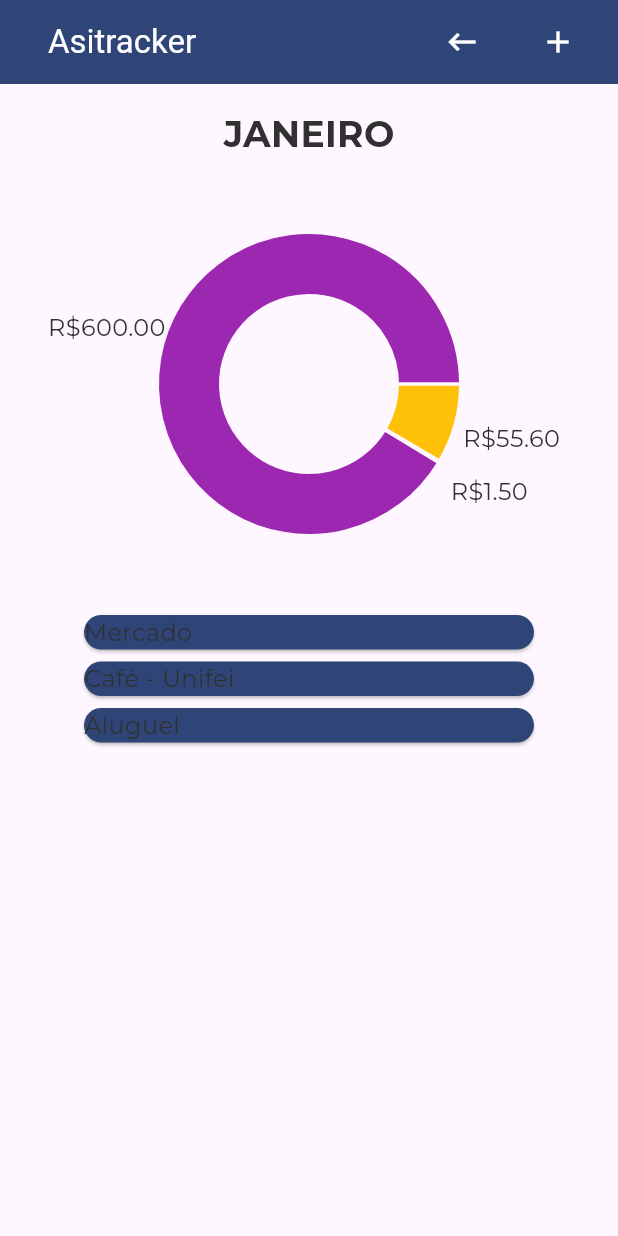
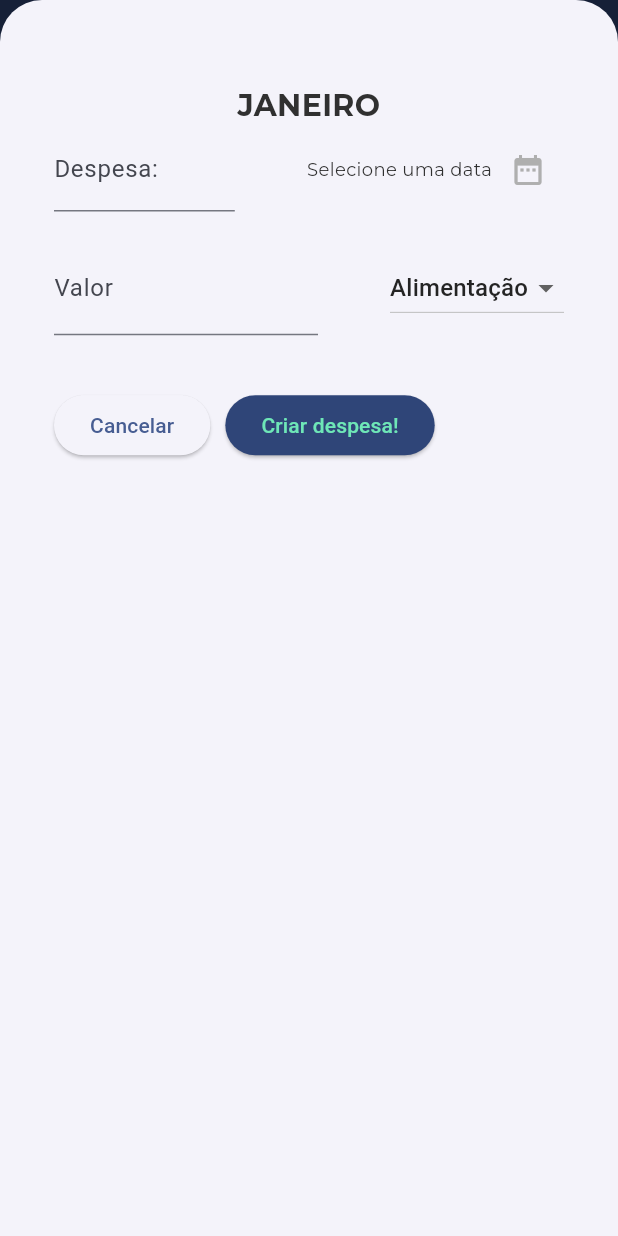
Before and after one commit to thidematos/flutteer_expenses, a Flutter app: the screen it shows after launch, after a tap on "JANEIRO", after a tap on the "add" icon, on a phone screen of 412 x 824 dp. Run offline on Flutter 3.47's test engine with Material 3 defaults, Android fonts, the phone set to English and light mode, and no system bars; drawn by our look-alikes of fl_chart; our stand-ins replace google_fonts.

Commit message:
Creating new expense done

```diff
--- a/lib/main.dart
+++ b/lib/main.dart
@@ -25,6 +25,9 @@ void main() {
         cardTheme: const CardTheme().copyWith(
           color: kColorTheme.onPrimaryContainer,
         ),
+        iconTheme: const IconThemeData().copyWith(
+          color: const Color.fromARGB(255, 175, 175, 175),
+        ),
       ),
       home: const Tracker(),
     ),
--- a/lib/models/expense.dart
+++ b/lib/models/expense.dart
@@ -1,12 +1,30 @@
 import 'package:flutter/material.dart';
+import 'package:flutter_expenses/utils/format_date.dart';
+import 'package:intl/intl.dart';
 
 List<Map<String, Object>> kCategories = [
-  {"name": 'Alimentação', "color": Colors.amber},
-  {"name": 'Transporte', "color": Colors.blue},
-  {"name": 'Café', "color": Colors.brown},
-  {"name": 'Diversão', "color": Colors.green},
-  {"name": 'Trabalho', "color": Colors.red},
-  {"name": 'Fixo', "color": Colors.purple}
+  {
+    "name": 'Alimentação',
+    "color": Colors.amber,
+    "icon": const Icon(Icons.food_bank_rounded)
+  },
+  {
+    "name": 'Transporte',
+    "color": Colors.blue,
+    "icon": const Icon(Icons.travel_explore)
+  },
+  {"name": 'Café', "color": Colors.brown, "icon": const Icon(Icons.coffee)},
+  {
+    "name": 'Diversão',
+    "color": Colors.green,
+    "icon": const Icon(Icons.party_mode)
+  },
+  {"name": 'Trabalho', "color": Colors.red, "icon": const Icon(Icons.work)},
+  {
+    "name": 'Fixo',
+    "color": Colors.purple,
+    "icon": const Icon(Icons.restart_alt_rounded)
+  }
 ];
 
 class Expense {
@@ -21,4 +39,8 @@ class Expense {
   final double amount;
   final Map<String, Object> category;
   final DateTime date;
+
+  String get formattedDate {
+    return formatDate(date);
+  }
 }
--- a/lib/tracker.dart
+++ b/lib/tracker.dart
@@ -1,5 +1,7 @@
 import 'package:flutter/material.dart';
+import 'package:flutter_expenses/models/expense.dart';
 import 'package:flutter_expenses/models/month.dart';
+import 'package:flutter_expenses/widgets/expenses/create_expense.dart';
 import 'package:flutter_expenses/widgets/expenses/expenses_screen.dart';
 import 'package:flutter_expenses/widgets/months/month_chart.dart';
 import 'package:flutter_expenses/widgets/months/month_list.dart';
@@ -41,6 +43,24 @@ class _TrackerState extends State<Tracker> {
     });
   }
 
+  void showModalExpense() {
+    showModalBottomSheet(
+      isScrollControlled: true,
+      context: context,
+      builder: (ctx) {
+        return CreateExpense(currentMonth!, newExpense);
+      },
+    );
+  }
+
+  void newExpense(Expense expense) {
+    setState(() {
+      currentMonth!.expenses.add(expense);
+      currentMonth!.finalValue =
+          currentMonth!.startValue - currentMonth!.expensesSum;
+    });
+  }
+
   @override
   Widget build(context) {
     List<Widget> actionsButtons = [];
@@ -60,7 +80,9 @@ class _TrackerState extends State<Tracker> {
         Padding(
           padding: const EdgeInsets.symmetric(horizontal: 16),
           child: IconButton(
-            onPressed: () {},
+            onPressed: () {
+              showModalExpense();
+            },
             icon: const Icon(Icons.add),
           ),
         ),
--- /dev/null
+++ b/lib/utils/format_date.dart
@@ -0,0 +1,3 @@
+String formatDate(DateTime date) {
+  return '${date.day.toString().padLeft(2, '0')}/${(date.month).toString().padLeft(2, '0')}/${date.year}';
+}
--- /dev/null
+++ b/lib/widgets/expenses/create_expense.dart
@@ -0,0 +1,221 @@
+import 'package:flutter/material.dart';
+import 'package:flutter_expenses/main.dart';
+import 'package:flutter_expenses/models/expense.dart';
+import 'package:flutter_expenses/models/month.dart';
+import 'package:flutter_expenses/utils/format_date.dart';
+
+class CreateExpense extends StatefulWidget {
+  const CreateExpense(this.currentMonth, this.onCreateExpense, {super.key});
+
+  final void Function(Expense expense) onCreateExpense;
+
+  final Month currentMonth;
+
+  @override
+  State<StatefulWidget> createState() {
+    return _CreateExpenseState();
+  }
+}
+
+class _CreateExpenseState extends State<CreateExpense> {
+  final _titleController = TextEditingController();
+  final _amountController = TextEditingController();
+  DateTime? _selectedDate;
+  String? _selectedCategory = 'Alimentação';
+
+  @override
+  void dispose() {
+    _titleController.dispose();
+    _amountController.dispose();
+    super.dispose();
+  }
+
+  void _openDatePicker() async {
+    final DateTime now = DateTime.now();
+    final DateTime firstDate = DateTime(now.year - 1, now.month, now.day);
+    final DateTime? pickedDate = await showDatePicker(
+        context: context, firstDate: firstDate, lastDate: now);
+
+    setState(() {
+      _selectedDate = pickedDate;
+    });
+  }
+
+  bool _validateInputs() {
+    bool status = true;
+    if (_titleController.text.isEmpty ||
+        _amountController.text.isEmpty ||
+        _selectedDate == null ||
+        _selectedCategory == null) {
+      status = !status;
+    }
+
+    return status;
+  }
+
+  void _showErrorMessage() {
+    showDialog(
+      context: context,
+      builder: (ctx) {
+        return AlertDialog(
+          title: Text(
+            'Falha ao criar despesa',
+            style: const TextStyle().copyWith(
+              color: const Color.fromARGB(255, 178, 48, 39),
+            ),
+          ),
+          content: const Text(
+              'Por favor, entre com todas as informações para criar uma despesa!'),
+          actions: [
+            TextButton(
+              onPressed: () {
+                Navigator.pop(ctx);
+              },
+              child: const Text('Tentar novamente'),
+            )
+          ],
+        );
+      },
+    );
+  }
+
+  void _newExpense() {
+    if (!_validateInputs()) {
+      _showErrorMessage();
+      return;
+    }
+
+    widget.onCreateExpense(Expense(
+        title: _titleController.text,
+        amount: double.parse(_amountController.text),
+        category: kCategories.firstWhere(
+            (category) => category['name'] as String == _selectedCategory),
+        date: _selectedDate!));
+
+    Navigator.pop(context);
+  }
+
+  @override
+  Widget build(BuildContext context) {
+    return Padding(
+      padding: const EdgeInsets.symmetric(horizontal: 36, vertical: 56),
+      child: Column(
+        children: [
+          Text(
+            widget.currentMonth.month.toUpperCase(),
+            textAlign: TextAlign.center,
+            style: const TextStyle().copyWith(
+              fontWeight: FontWeight.bold,
+              fontSize: 20,
+            ),
+          ),
+          Row(
+            children: [
+              Expanded(
+                child: TextField(
+                  controller: _titleController,
+                  style: const TextStyle().copyWith(
+                    color: const Color.fromARGB(255, 34, 34, 34),
+                  ),
+                  decoration: const InputDecoration(
+                    label: Text('Despesa:'),
+                  ),
+                ),
+              ),
+              const SizedBox(width: 48),
+              Row(
+                children: [
+                  Text(
+                    _selectedDate == null
+                        ? 'Selecione uma data'
+                        : formatDate(_selectedDate!),
+                    style: const TextStyle().copyWith(
+                      fontSize: 12,
+                    ),
+                  ),
+                  IconButton(
+                      onPressed: _openDatePicker,
+                      icon: const Icon(Icons.date_range))
+                ],
+              )
+            ],
+          ),
+          const SizedBox(height: 20),
+          Row(
+            children: [
+              Expanded(
+                child: TextField(
+                  keyboardType: TextInputType.number,
+                  controller: _amountController,
+                  style: const TextStyle().copyWith(
+                    color: const Color.fromARGB(255, 34, 34, 34),
+                  ),
+                  decoration: const InputDecoration(
+                    prefix: Icon(Icons.monetization_on),
+                    label: Text('Valor'),
+                  ),
+                ),
+              ),
+              const SizedBox(
+                width: 48,
+              ),
+              DropdownButton(
+                value: _selectedCategory,
+                items: kCategories
+                    .map(
+                      (category) => DropdownMenuItem(
+                        value: category['name'] as String,
+                        child: Text(
+                          category['name'] as String,
+                          style: const TextStyle().copyWith(
+                            color: const Color.fromARGB(255, 36, 36, 36),
+                          ),
+                        ),
+                      ),
+                    )
+                    .toList(),
+                onChanged: (value) {
+                  setState(() {
+                    _selectedCategory = value;
+                  });
+                },
+              ),
+            ],
+          ),
+          const SizedBox(height: 36),
+          Row(
+            mainAxisAlignment: MainAxisAlignment.start,
+            children: [
+              ElevatedButton(
+                onPressed: () {
+                  Navigator.pop(context);
+                },
+                child: const Text('Cancelar'),
+              ),
+              const SizedBox(width: 10),
+              ElevatedButton(
+                style: ButtonStyle(
+                  backgroundColor:
+                      WidgetStatePropertyAll(kColorTheme.onPrimaryContainer),
+                ),
+                onPressed: () {
+                  _newExpense();
+                  print(_titleController.text);
+                  print(_amountController.text);
+                  print(_selectedCategory);
+                  print(_selectedDate);
+                },
+                child: Text(
+                  'Criar despesa!',
+                  style: const TextStyle().copyWith(
+                    color: const Color.fromARGB(255, 110, 231, 183),
+                  ),
+                ),
+              )
+            ],
+          ),
+        ],
+      ),
+    );
+  }
+}
--- a/lib/widgets/expenses/expenses_chart.dart
+++ b/lib/widgets/expenses/expenses_chart.dart
@@ -1,5 +1,3 @@
-import 'dart:math';
-
 import 'package:fl_chart/fl_chart.dart';
 import 'package:flutter/material.dart';
 import 'package:flutter_expenses/models/expense.dart';
--- /dev/null
+++ b/lib/widgets/expenses/expenses_item.dart
@@ -0,0 +1,57 @@
+import 'package:flutter/material.dart';
+import 'package:flutter_expenses/models/expense.dart';
+import 'package:flutter_expenses/utils/format_monetary.dart';
+
+class ExpensesItem extends StatelessWidget {
+  const ExpensesItem(this.expense, {super.key});
+
+  final Expense expense;
+
+  @override
+  Widget build(BuildContext context) {
+    return Card(
+      color: expense.category['color'] as Color,
+      child: Padding(
+        padding: const EdgeInsets.symmetric(horizontal: 16, vertical: 10),
+        child: Column(
+          crossAxisAlignment: CrossAxisAlignment.stretch,
+          children: [
+            Text(
+              expense.title,
+              style: const TextStyle().copyWith(
+                color: const Color.fromARGB(255, 239, 238, 238),
+                fontWeight: FontWeight.bold,
+              ),
+            ),
+            const SizedBox(height: 10),
+            Row(
+              mainAxisAlignment: MainAxisAlignment.spaceBetween,
+              children: [
+                Text(
+                  formatValue(expense.amount),
+                  style: const TextStyle().copyWith(
+                    color: const Color.fromARGB(255, 232, 231, 231),
+                    fontWeight: FontWeight.bold,
+                  ),
+                ),
+                Row(
+                  crossAxisAlignment: CrossAxisAlignment.center,
+                  children: [
+                    expense.category['icon'] as Widget,
+                    const SizedBox(width: 6),
+                    Text(
+                      expense.formattedDate,
+                      style: const TextStyle().copyWith(
+                          color: const Color.fromARGB(255, 44, 44, 44),
+                          fontWeight: FontWeight.w400),
+                    ),
+                  ],
+                )
+              ],
+            ),
+          ],
+        ),
+      ),
+    );
+  }
+}
--- a/lib/widgets/expenses/expenses_list.dart
+++ b/lib/widgets/expenses/expenses_list.dart
@@ -1,7 +1,8 @@
-import 'package:fl_chart/fl_chart.dart';
 import 'package:flutter/material.dart';
+import 'package:flutter_expenses/models/expense.dart';
 import 'package:flutter_expenses/models/month.dart';
 import 'package:flutter_expenses/widgets/expenses/expenses_chart.dart';
+import 'package:flutter_expenses/widgets/expenses/expenses_item.dart';
 
 class ExpensesList extends StatefulWidget {
   const ExpensesList(this.currentMonth, {super.key});
@@ -23,13 +24,11 @@ class _ExpensesList extends State<ExpensesList> {
         children: [
           ExpensesChart(widget.currentMonth.expenses),
           SizedBox(
-            height: 200,
+            height: 300,
             child: ListView.builder(
               itemCount: widget.currentMonth.expenses.length,
               itemBuilder: (ctx, index) {
-                return Card(
-                  child: Text(widget.currentMonth.expenses[index].title),
-                );
+                return ExpensesItem(widget.currentMonth.expenses[index]);
               },
             ),
           ),
--- a/lib/widgets/months/month_list.dart
+++ b/lib/widgets/months/month_list.dart
@@ -6,9 +6,9 @@ import 'package:flutter_expenses/utils/format_monetary.dart';
 import 'package:flutter_expenses/widgets/months/month_item.dart';
 
 class MonthList extends StatelessWidget {
-  MonthList(this.onSelectMonth, {super.key});
+  const MonthList(this.onSelectMonth, {super.key});
 
-  void Function(Month month) onSelectMonth;
+  final void Function(Month month) onSelectMonth;
 
   @override
   Widget build(BuildContext context) {
--- a/pubspec.yaml
+++ b/pubspec.yaml
@@ -36,6 +36,7 @@ dependencies:
   cupertino_icons: ^1.0.8
   google_fonts: ^6.2.1
   fl_chart: ^0.69.2
+  intl: ^0.20.1
 
 dev_dependencies:
   flutter_test:
```
Also changed, not shown: flutter_01.png (added), flutter_02.png (added), flutter_03.png (added), pubspec.lock.
